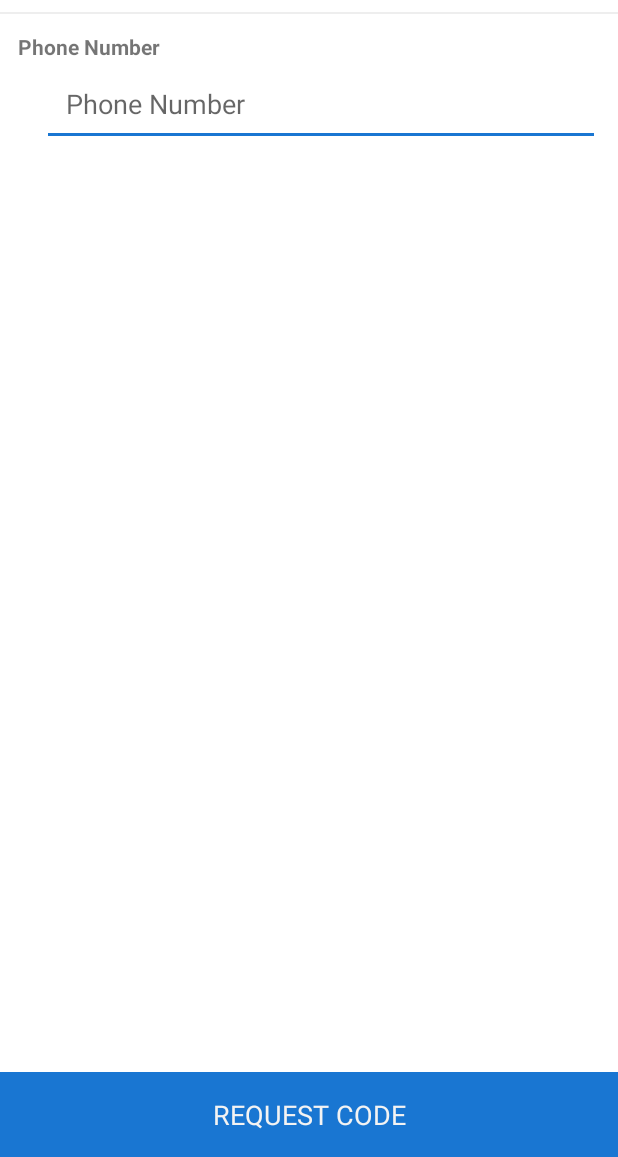
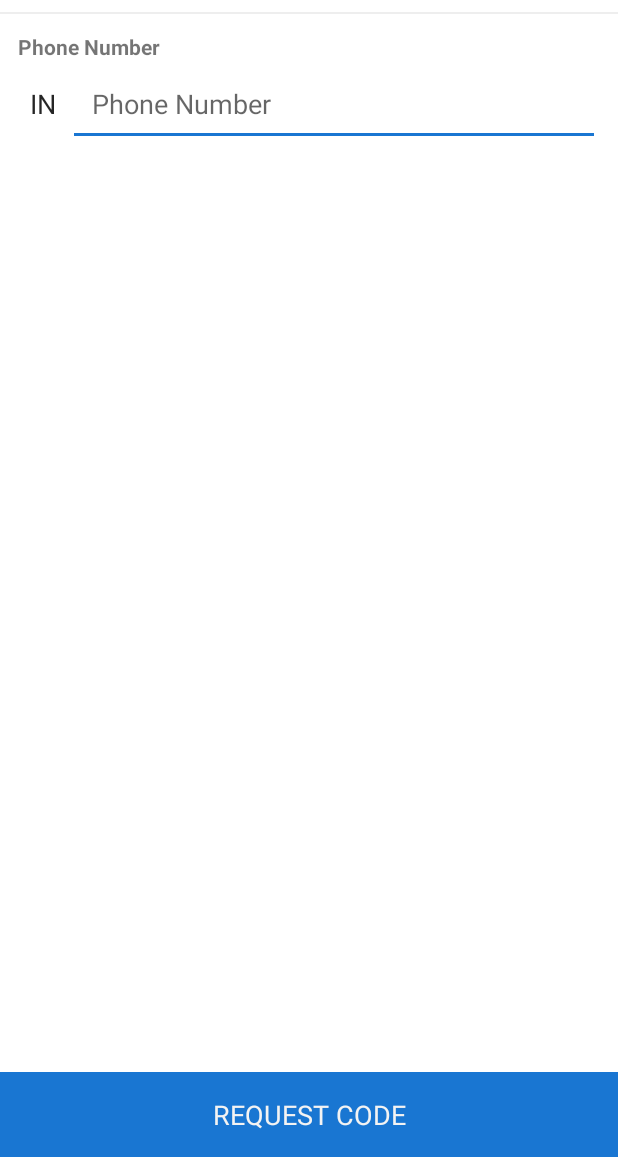
Before and after one commit to BijoySingh/Lingoine-Android, an Android app: the SignupActivity screen opened directly, with no data from a screen before it, on a phone screen of 412 x 824 dp, the part 79-1236 px from its top. Run offline under Robolectric (Android 15) with nearby library versions, the phone set to English and light mode, and no system bars; libraries missing offline, so code that uses them is left out: com.github.bijoysingh.starter; 1 statement that could not run was skipped.

Commit message:
Adding evertyhing Language

```diff
--- a/app/src/main/AndroidManifest.xml
+++ b/app/src/main/AndroidManifest.xml
@@ -5,6 +5,7 @@
 
     <uses-permission android:name="android.permission.WAKE_LOCK"/>
     <uses-permission android:name="android.permission.INTERNET"/>
+    <uses-permission android:name="android.permission.ACCESS_WIFI_STATE"/>
     <uses-permission android:name="android.permission.ACCESS_NETWORK_STATE"/>
     <uses-permission android:name="android.permission.RECORD_AUDIO"/>
     <uses-permission android:name="android.permission.CAMERA"/>
@@ -15,11 +16,11 @@
         android:required="true"/>
 
     <application
+        android:name=".LingoineApp"
         android:allowBackup="true"
         android:icon="@mipmap/ic_launcher"
         android:label="@string/app_name"
         android:supportsRtl="true"
-        android:name=".LingoineApp"
         android:theme="@style/AppTheme">
         <service
             android:name="com.genband.mobile.impl.services.registration.GeneralRenewalAndroidService"
--- a/app/src/main/java/com/tch/lingoine/activities/HomeActivity.java
+++ b/app/src/main/java/com/tch/lingoine/activities/HomeActivity.java
@@ -30,6 +30,8 @@ public class HomeActivity extends ActivityBase {
         super.onCreate(savedInstanceState);
         setContentView(R.layout.activity_home);
         setupLayouts();
+
+        preferences.firstTimeLoggedIn();
 
         requestData();
         refreshView();
@@ -98,6 +100,7 @@ public class HomeActivity extends ActivityBase {
             } else {
                 learnRight.addView(view);
             }
+            position++;
         }
     }
 }
--- a/app/src/main/java/com/tch/lingoine/activities/LanguageChooser.java
+++ b/app/src/main/java/com/tch/lingoine/activities/LanguageChooser.java
@@ -10,6 +10,7 @@ import android.widget.CompoundButton;
 import android.widget.LinearLayout;
 import android.widget.TextView;
 
+import com.github.bijoysingh.starter.Functions;
 import com.github.bijoysingh.starter.server.AccessItem;
 import com.github.bijoysingh.starter.util.FileManager;
 import com.tch.lingoine.R;
@@ -116,6 +117,7 @@ public class LanguageChooser extends ActivityBase {
             final Integer id = item.id;
             CheckBox checkBox = new CheckBox(context);
             checkBox.setText(item.language);
+            checkBox.setTextSize(18);
             checkBox.setOnCheckedChangeListener(new CompoundButton.OnCheckedChangeListener() {
                 @Override
                 public void onCheckedChanged(CompoundButton compoundButton, boolean b) {
@@ -131,7 +133,7 @@ public class LanguageChooser extends ActivityBase {
     }
 
     public void sendInformation() {
-        String[] languagesArray = new String[languagesSelected.size()];
+        Integer[] languagesArray = new Integer[languagesSelected.size()];
         languagesSelected.toArray(languagesArray);
         Map<String, Object> map = new HashMap<>();
         map.put("languages", languagesArray);
--- a/app/src/main/java/com/tch/lingoine/activities/SignupActivity.java
+++ b/app/src/main/java/com/tch/lingoine/activities/SignupActivity.java
@@ -64,6 +64,10 @@ public class SignupActivity extends ActivityBase {
 
         TelephonyManager tm = (TelephonyManager) getSystemService(Context.TELEPHONY_SERVICE);
         countryCode = tm.getSimCountryIso().toUpperCase();
+        if (countryCode.isEmpty()) {
+            countryCode = "IN";
+        }
+
         country.setText(countryCode);
 
         setupView();
--- a/app/src/main/java/com/tch/lingoine/server/Access.java
+++ b/app/src/main/java/com/tch/lingoine/server/Access.java
@@ -7,6 +7,7 @@ import com.android.volley.VolleyError;
 import com.github.bijoysingh.starter.server.AccessItem;
 import com.github.bijoysingh.starter.server.AccessManager;
 import com.github.bijoysingh.starter.util.FileManager;
+import com.tch.lingoine.activities.HomeActivity;
 import com.tch.lingoine.activities.LanguageChooser;
 import com.tch.lingoine.activities.LoginActivity;
 import com.tch.lingoine.utils.Preferences;
@@ -47,7 +48,7 @@ public class Access extends AccessManager {
             } else if (access.type.equals(AccessIds.GET_LANGUAGE_KNOWN)
                 || access.type.equals(AccessIds.GET_LANGUAGE_LEARNING)
                 || access.type.equals(AccessIds.GET_LANGUAGE_PROFICIENT)) {
-                ((LanguageChooser) access.activity).refreshView();
+                ((HomeActivity) access.activity).refreshView();
             }
         }
     }
@@ -78,7 +79,7 @@ public class Access extends AccessManager {
             String message = new String(volleyError.networkResponse.data);
             Log.e(Access.class.getSimpleName(), "SERVER_ERROR <" + message + ">");
         } catch (Exception exception) {
-            Log.e(Access.class.getSimpleName(), exception.getMessage(), exception);
+            Log.e(Access.class.getSimpleName(), volleyError.getMessage(), volleyError);
         }
     }
 
--- a/app/src/main/java/com/tch/lingoine/server/Links.java
+++ b/app/src/main/java/com/tch/lingoine/server/Links.java
@@ -6,7 +6,7 @@ package com.tch.lingoine.server;
  */
 public class Links {
     public static String getBase() {
-        return "http://10.196.31.204:8000/";
+        return "http://lingoine.thecodershub.com/";
     }
 
     public static String getLogin() {
--- a/app/src/main/java/com/tch/lingoine/views/LanguageItemView.java
+++ b/app/src/main/java/com/tch/lingoine/views/LanguageItemView.java
@@ -53,7 +53,7 @@ public class LanguageItemView extends LinearLayout {
 
     public LanguageItemView setLanguage(LanguageItem item) {
         name.setText(item.language);
-        shortName.setText(item.language.charAt(0));
+        shortName.setText(item.language);
         return this;
     }
 
--- a/app/src/main/res/layout/activity_signup.xml
+++ b/app/src/main/res/layout/activity_signup.xml
@@ -4,8 +4,8 @@
     xmlns:tools="http://schemas.android.com/tools"
     android:layout_width="match_parent"
     android:layout_height="match_parent"
+    android:background="@color/white"
     android:orientation="vertical"
-    android:background="@color/white"
     tools:context="com.tch.lingoine.activities.LanguageChooser">
 
     <include layout="@layout/toolbar"/>
@@ -88,11 +88,10 @@
         <TextView
             android:layout_width="match_parent"
             android:layout_height="wrap_content"
-            android:padding="8dp"
-            android:text="User Information"
-            android:textAllCaps="true"
+            android:text="You Login Information"
             android:textColor="@color/tertiaryText"
-            android:textSize="16sp"/>
+            android:textSize="16sp"
+            android:textStyle="bold"/>
 
         <LinearLayout
             android:layout_width="match_parent"
@@ -103,6 +102,7 @@
             <TextView
                 android:layout_width="wrap_content"
                 android:layout_height="wrap_content"
+                android:minWidth="100dp"
                 android:padding="8dp"
                 android:text="Username"
                 android:textColor="@color/tertiaryText"
@@ -115,6 +115,7 @@
                 android:layout_weight="1"
                 android:padding="8dp"
                 android:textColor="@color/secondaryText"
+                android:textIsSelectable="true"
                 android:textSize="18sp"/>
         </LinearLayout>
 
@@ -127,6 +128,7 @@
             <TextView
                 android:layout_width="wrap_content"
                 android:layout_height="wrap_content"
+                android:minWidth="100dp"
                 android:padding="8dp"
                 android:text="Password"
                 android:textColor="@color/tertiaryText"
@@ -139,6 +141,7 @@
                 android:layout_weight="1"
                 android:padding="8dp"
                 android:textColor="@color/secondaryText"
+                android:textIsSelectable="true"
                 android:textSize="18sp"/>
         </LinearLayout>
 
@@ -151,6 +154,7 @@
             <TextView
                 android:layout_width="wrap_content"
                 android:layout_height="wrap_content"
+                android:minWidth="100dp"
                 android:padding="8dp"
                 android:text="Domain"
                 android:textColor="@color/tertiaryText"
--- a/app/src/main/res/values/colors.xml
+++ b/app/src/main/res/values/colors.xml
@@ -7,10 +7,11 @@
     <color name="hintText">#65000000</color>
     <color name="white">#FFFFFF</color>
     <color name="whiteHint">#DAFFFFFF</color>
+    <color name="whiteStatusBar">#BABABA</color>
 
 
-    <color name="colorPrimary">#3F51B5</color>
-    <color name="colorPrimaryDark">#303F9F</color>
+    <color name="colorPrimary">#1976D2</color>
+    <color name="colorPrimaryDark">#1565C0</color>
     <color name="colorAccent">#1976D2</color>
     <color name="colorAccentDark">#1565C0</color>
 
--- a/app/src/main/res/values/styles.xml
+++ b/app/src/main/res/values/styles.xml
@@ -3,8 +3,8 @@
     <!-- Base application theme. -->
     <style name="AppTheme" parent="Theme.AppCompat.Light.NoActionBar">
         <!-- Customize your theme here. -->
-        <item name="android:colorPrimary" tools:targetApi="21">@color/colorPrimary</item>
-        <item name="android:colorPrimaryDark" tools:targetApi="21">@color/colorPrimaryDark</item>
+        <item name="android:colorPrimary" tools:targetApi="21">@color/white</item>
+        <item name="android:colorPrimaryDark" tools:targetApi="21">@color/whiteStatusBar</item>
         <item name="android:colorAccent" tools:targetApi="21">@color/colorAccent</item>
         <item name="android:textViewStyle">@style/RobotoTextViewStyle</item>
         <item name="android:buttonStyle">@style/RobotoButtonStyle</item>
```
Also changed, not shown: app/src/main/java/com/tch/lingoine/activities/LoginActivity.java (+42 -1 lines), app/src/main/java/com/tch/lingoine/utils/Preferences.java (+14 -0 lines), app/src/main/res/layout/activity_home.xml (+18 -6 lines), app/src/main/res/layout/activity_language_chooser.xml (+34 -0 lines), app/src/main/res/layout/language_item.xml (+33 -9 lines), app/src/main/res/drawable/chat.png (added), app/src/main/res/drawable/video_cam.png (added).
